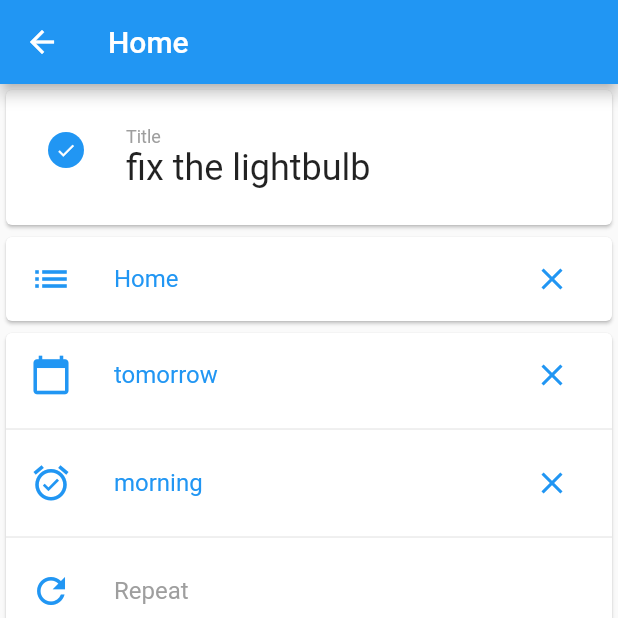
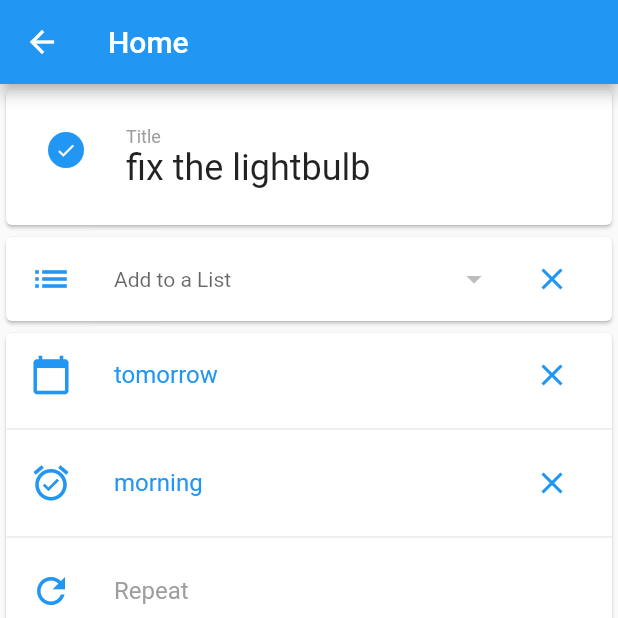
Before and after one commit to clean-apps/CleanToDO, a Flutter app: the TaskDetail screen opened directly with sample values from the repository, on a phone screen of 412 x 824 dp, the top half of it. Run offline on Flutter 3.47's test engine with Material 2 defaults, Android fonts, the phone set to English and light mode, and no system bars.

Commit message:
fixed category issue

```diff
--- /dev/null
+++ b/lib/detail/DropdownTile.dart
@@ -0,0 +1,47 @@
+import 'package:flutter/material.dart';
+
+class DropdownTile extends StatelessWidget{
+
+  DropdownTile({ this.text, this.hint, this.icon, this.updateContent, this.options });
+
+  final String text ;
+  final String hint ;
+  final IconData icon ;
+  final ValueChanged<String> updateContent ;
+  final List<DropdownMenuItem<String>> options ;
+
+  @override
+    Widget build(BuildContext context) {
+
+      return new ListTile(
+
+          leading: new Icon( icon, color: Theme.of(context).primaryColor, size: 28.0 ,),
+
+          title : new DropdownButtonHideUnderline(
+            child: new DropdownButton<String>(
+              value: this.text,
+              hint: new Text(this.hint),
+
+              items: options,
+
+              style: new TextStyle( color: Theme.of(context).primaryColor ),
+              onChanged: (String value){
+                this.updateContent( value );
+              },
+
+            ),
+          ),
+
+          trailing: this.text == null ? null :
+                  new IconButton(
+                    icon : new Icon( Icons.clear, color: Theme.of(context).primaryColor, ),
+                    onPressed: (){
+                      this.updateContent( null );
+                    },
+                  ),
+
+        );
+    }
+
+
+}
--- a/lib/detail/TaskDetail.dart
+++ b/lib/detail/TaskDetail.dart
@@ -2,13 +2,17 @@ import 'package:flutter/material.dart';
 import 'package:clean_todo/beans/Task.dart';
 import 'package:clean_todo/detail/TextTaskDetailTile.dart';
 import 'package:clean_todo/detail/TextInputDialog.dart';
+import 'package:clean_todo/detail/DropdownTile.dart';
 import 'package:clean_todo/beans/Category.dart';
+import 'dart:async';
 
 class TaskDetail extends StatefulWidget {
 
-  TaskDetail({ this.task, this.updateTask });
+  TaskDetail({ this.task, this.updateTask, this.categories });
+
   final Task task ;
   final ValueChanged<Task> updateTask ;
+  final List<Category> categories ;
 
   _TaskDetailState createState() => new _TaskDetailState();
 }
@@ -29,6 +33,8 @@ class _TaskDetailState extends State<TaskDetail> {
   Widget build(BuildContext context) {
 
     List<Widget> datesAndReminder = <Widget>[
+
+
 
         new TextTaskDetailTile(
           text: widget.task.deadline,
@@ -146,10 +152,16 @@ class _TaskDetailState extends State<TaskDetail> {
 
                 children: <Widget>[
 
-                  new TextTaskDetailTile(
+                  new DropdownTile(
                     text: widget.task.category == null ? null : widget.task.category.text,
                     hint: 'Add to a List',
                     icon: Icons.list,
+                    options: widget.categories.map( (Category pCategory){
+                                            return new DropdownMenuItem<String>(
+                                              value: pCategory.text,
+                                              child: new Text(pCategory.text),
+                                            );
+                                        }).toList(),
                     updateContent: (content){
                       this.setState( (){
                         if( content == null ) widget.task.category = null ;
--- a/lib/lists/TaskTile.dart
+++ b/lib/lists/TaskTile.dart
@@ -2,11 +2,14 @@ import 'package:flutter/material.dart';
 import 'package:clean_todo/beans/Task.dart';
 import 'package:clean_todo/detail/TaskDetail.dart';
 import 'package:clean_todo/lists/LeaveBehindView.dart';
+import 'package:clean_todo/beans/Category.dart';
 
 class TaskTile extends StatefulWidget {
 
-  TaskTile({ this.task , this.toggleTask, this.updateTask, this.deleteTask });
+  TaskTile({ this.task , this.categories, this.toggleTask, this.updateTask, this.deleteTask });
+
   final Task task ;
+  final List<Category> categories ;
   final ValueChanged<Task> toggleTask;
   final ValueChanged<Task> updateTask ;
   final ValueChanged<Task> deleteTask ;
@@ -140,6 +143,7 @@ class _TasksTileState extends State<TaskTile> {
             new MaterialPageRoute( builder: (context) =>
                         new TaskDetail(
                             task: widget.task,
+                            categories: widget.categories,
                             updateTask: (task){
                               widget.updateTask(task);
                             },
--- a/lib/lists/TasksList.dart
+++ b/lib/lists/TasksList.dart
@@ -1,11 +1,15 @@
 import 'package:flutter/material.dart';
 import 'package:clean_todo/beans/Task.dart';
 import 'package:clean_todo/lists/TaskTile.dart';
+import 'package:clean_todo/beans/Category.dart';
 
 class TasksList extends StatefulWidget {
 
-  TasksList({ this.tasks, this.toggleTask, this.updateTask, this.deleteTask });
+  TasksList({ this.tasks, this.categories, this.toggleTask, this.updateTask, this.deleteTask });
+
   List<Task> tasks ;
+  final List<Category> categories ;
+
   final ValueChanged<Task> toggleTask;
   final ValueChanged<Task> updateTask ;
   final ValueChanged<Task> deleteTask ;
@@ -26,6 +30,7 @@ class _TasksListState extends State<TasksList> {
           taskRowsList.add(
             new TaskTile (
               task : task,
+              categories: widget.categories,
               updateTask : (task){
                               widget.updateTask(task);
                             },
--- a/lib/lists/TasksPage.dart
+++ b/lib/lists/TasksPage.dart
@@ -104,6 +104,7 @@ class _TasksPageState extends State<TasksPage> {
 
       body: new TasksList(
         tasks: tasksData,
+        categories: this.categoryData.user,
         toggleTask: toggleTask,
         updateTask: updateTask,
         deleteTask: deleteTask,
@@ -118,6 +119,7 @@ class _TasksPageState extends State<TasksPage> {
               builder: (context) => new TaskDetail(
                                           task: newTask,
                                           updateTask: updateTask,
+                                          categories: this.categoryData.user,
                                         )
             )
           );
```
Also changed, not shown: lib/detail/CategoryTile.dart (deleted, +0 -50 lines).
